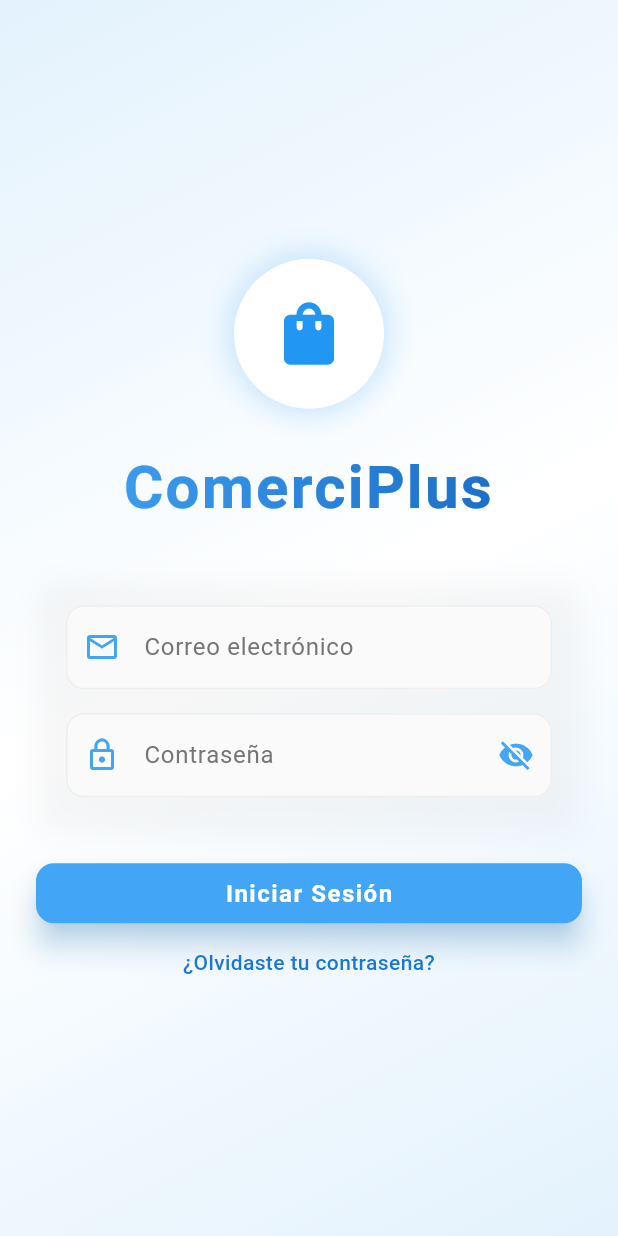
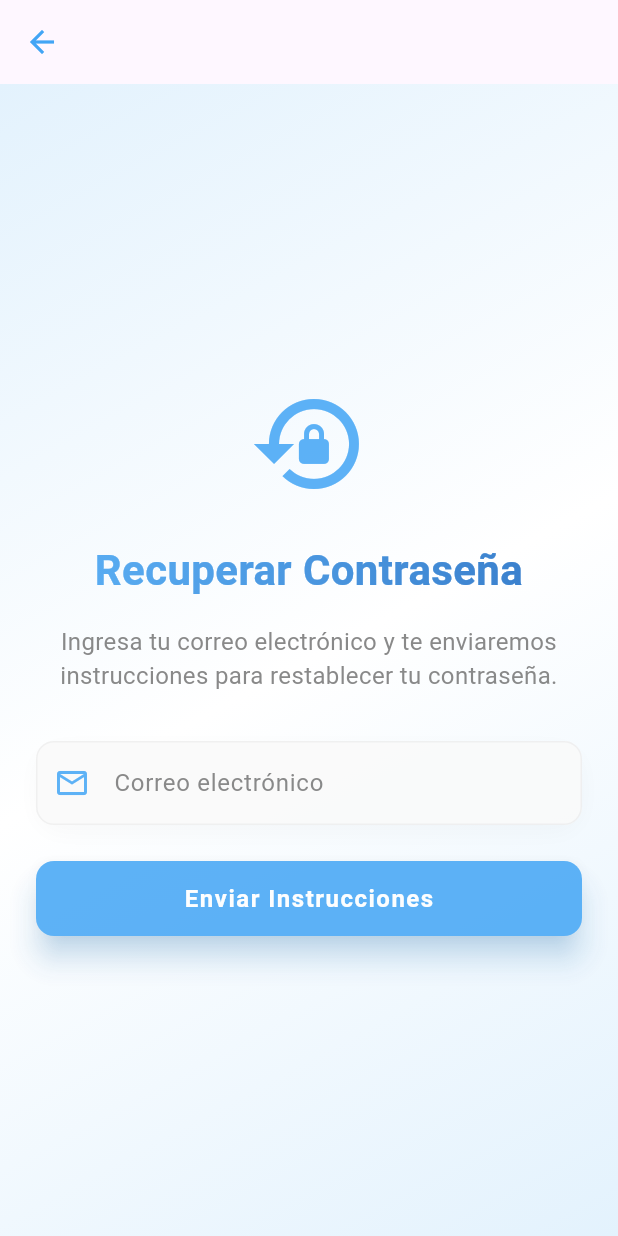
Before and after one commit to lopezcrony/Comerciplus, a Flutter app: the screen it shows after launch, after a tap on "¿Olvidaste tu contraseña?", on a phone screen of 412 x 824 dp. Run offline on Flutter 3.47's test engine with Material 3 defaults, Android fonts, the phone set to English and light mode, and no system bars; our stand-ins replace flutter_dotenv, google_fonts.

Commit message:
Recuperar contraseña

```diff
--- a/MOBILE/lib/screens/login.dart
+++ b/MOBILE/lib/screens/login.dart
@@ -1,6 +1,7 @@
 import 'package:comerciplus/screens/home.dart';
 import 'package:comerciplus/services/auth.dart';
 import 'package:flutter/material.dart';
+import 'package:comerciplus/screens/recover_password.dart';
 
 class Login extends StatefulWidget {
   const Login({super.key});
@@ -316,12 +317,15 @@ class _LoginScreenState extends State<Login>
                                 ),
                                 const SizedBox(height: 16),
 
-                                // Botón de recuperar contraseña
-                                MouseRegion(
-                                  cursor: SystemMouseCursors.click,
-                                  child: GestureDetector(
+                                // Botón de recuperar contraseña integrado
+                                GestureDetector(
                                   onTap: () {
-                                      // Implementar recuperación de contraseña
+                                    Navigator.push(
+                                      context,
+                                      MaterialPageRoute(
+                                          builder: (context) =>
+                                              const RecoverPassword()),
+                                    );
                                   },
                                   child: Text(
                                     '¿Olvidaste tu contraseña?',
@@ -330,7 +334,6 @@ class _LoginScreenState extends State<Login>
                                       fontWeight: FontWeight.w500,
                                     ),
                                     textAlign: TextAlign.center,
-                                    ),
                                   ),
                                 ),
                               ],
--- /dev/null
+++ b/MOBILE/lib/screens/recover_password.dart
@@ -0,0 +1,230 @@
+
+import 'package:flutter/material.dart';
+import '../services/recover.dart';
+
+class RecoverPassword extends StatefulWidget {
+  const RecoverPassword({super.key});
+
+  @override
+  _RecoverPasswordState createState() => _RecoverPasswordState();
+}
+
+class _RecoverPasswordState extends State<RecoverPassword>
+    with SingleTickerProviderStateMixin {
+  final _recoverService = RecoverService();
+  final _formKey = GlobalKey<FormState>();
+  final _emailController = TextEditingController();
+  bool _isLoading = false;
+
+  late AnimationController _animationController;
+  late Animation<double> _fadeInAnimation;
+
+  @override
+  void initState() {
+    super.initState();
+    _animationController = AnimationController(
+      duration: const Duration(milliseconds: 1500),
+      vsync: this,
+    );
+    _fadeInAnimation = CurvedAnimation(
+      parent: _animationController,
+      curve: Curves.easeInOut,
+    );
+    _animationController.forward();
+  }
+
+  @override
+  void dispose() {
+    _emailController.dispose();
+    _animationController.dispose();
+    super.dispose();
+  }
+
+  void _showMessage(String message, bool isError) {
+    ScaffoldMessenger.of(context).showSnackBar(
+      SnackBar(
+        content: Text(message),
+        backgroundColor: isError ? Colors.red.shade400 : Colors.green.shade400,
+        behavior: SnackBarBehavior.floating,
+        margin: const EdgeInsets.all(16),
+        shape: RoundedRectangleBorder(borderRadius: BorderRadius.circular(10)),
+      ),
+    );
+  }
+
+  Future<void> _recoverPassword() async {
+    if (_formKey.currentState!.validate()) {
+      setState(() => _isLoading = true);
+      try {
+        await _recoverService.recoverPassword(_emailController.text);
+        _showMessage(
+          'Se ha enviado un correo con instrucciones para restablecer tu contraseña.',
+          false
+        );
+        Navigator.pop(context);
+      } catch (error) {
+        _showMessage(error.toString(), true);
+      } finally {
+        setState(() => _isLoading = false);
+      }
+    }
+  }
+
+  @override
+  Widget build(BuildContext context) {
+    return Scaffold(
+      appBar: AppBar(
+        backgroundColor: Colors.transparent,
+        elevation: 0,
+        leading: IconButton(
+          icon: Icon(Icons.arrow_back, color: Colors.blue.shade400),
+          onPressed: () => Navigator.pop(context),
+        ),
+      ),
+      body: Container(
+        decoration: BoxDecoration(
+          gradient: LinearGradient(
+            begin: Alignment.topLeft,
+            end: Alignment.bottomRight,
+            colors: [
+              Colors.blue.shade50,
+              Colors.white,
+              Colors.blue.shade50,
+            ],
+          ),
+        ),
+        child: SafeArea(
+          child: FadeTransition(
+            opacity: _fadeInAnimation,
+            child: Padding(
+              padding: const EdgeInsets.all(24.0),
+              child: Form(
+                key: _formKey,
+                child: Column(
+                  mainAxisAlignment: MainAxisAlignment.center,
+                  crossAxisAlignment: CrossAxisAlignment.stretch,
+                  children: [
+                    Icon(
+                      Icons.lock_reset,
+                      size: 80,
+                      color: Colors.blue.shade400,
+                    ),
+                    const SizedBox(height: 24),
+                    ShaderMask(
+                      shaderCallback: (bounds) => LinearGradient(
+                        colors: [
+                          Colors.blue.shade400,
+                          Colors.blue.shade800
+                        ],
+                      ).createShader(bounds),
+                      child: const Text(
+                        'Recuperar Contraseña',
+                        style: TextStyle(
+                          fontSize: 28,
+                          fontWeight: FontWeight.bold,
+                          color: Colors.white,
+                        ),
+                        textAlign: TextAlign.center,
+                      ),
+                    ),
+                    const SizedBox(height: 16),
+                    Text(
+                      'Ingresa tu correo electrónico y te enviaremos instrucciones para restablecer tu contraseña.',
+                      style: TextStyle(
+                        color: Colors.grey.shade600,
+                        fontSize: 16,
+                      ),
+                      textAlign: TextAlign.center,
+                    ),
+                    const SizedBox(height: 32),
+                    Container(
+                      decoration: BoxDecoration(
+                        borderRadius: BorderRadius.circular(16),
+                        boxShadow: [
+                          BoxShadow(
+                            color: Colors.black.withOpacity(0.03),
+                            blurRadius: 15,
+                            offset: const Offset(0, 5),
+                          ),
+                        ],
+                      ),
+                      child: TextFormField(
+                        controller: _emailController,
+                        keyboardType: TextInputType.emailAddress,
+                        decoration: InputDecoration(
+                          labelText: 'Correo electrónico',
+                          labelStyle: TextStyle(color: Colors.grey.shade600),
+                          prefixIcon: Icon(
+                            Icons.email_outlined,
+                            color: Colors.blue.shade400
+                          ),
+                          enabledBorder: OutlineInputBorder(
+                            borderRadius: BorderRadius.circular(12),
+                            borderSide: BorderSide(color: Colors.grey.shade200),
+                          ),
+                          focusedBorder: OutlineInputBorder(
+                            borderRadius: BorderRadius.circular(12),
+                            borderSide: BorderSide(
+                              color: Colors.blue.shade400,
+                              width: 2
+                            ),
+                          ),
+                          filled: true,
+                          fillColor: Colors.grey.shade50,
+                        ),
+                        validator: (value) {
+                          if (value == null || value.isEmpty) {
+                            return 'Por favor ingresa tu correo';
+                          }
+                          if (!value.contains('@')) {
+                            return 'Por favor ingresa un correo válido';
+                          }
+                          return null;
+                        },
+                      ),
+                    ),
+                    const SizedBox(height: 24),
+                    SizedBox(
+                      height: 50,
+                      child: ElevatedButton(
+                        onPressed: _isLoading ? null : _recoverPassword,
+                        style: ElevatedButton.styleFrom(
+                          backgroundColor: Colors.blue.shade400,
+                          foregroundColor: Colors.white,
+                          shape: RoundedRectangleBorder(
+                            borderRadius: BorderRadius.circular(12),
+                          ),
+                          elevation: 8,
+                          shadowColor: Colors.blue.withOpacity(0.5),
+                        ),
+                        child: _isLoading
+                            ? const SizedBox(
+                                width: 24,
+                                height: 24,
+                                child: CircularProgressIndicator(
+                                  valueColor: AlwaysStoppedAnimation<Color>(
+                                    Colors.white
+                                  ),
+                                  strokeWidth: 2.5,
+                                ),
+                              )
+                            : const Text(
+                                'Enviar Instrucciones',
+                                style: TextStyle(
+                                  fontSize: 16,
+                                  fontWeight: FontWeight.bold,
+                                  letterSpacing: 1,
+                                ),
+                              ),
+                      ),
+                    ),
+                  ],
+                ),
+              ),
+            ),
+          ),
+        ),
+      ),
+    );
+  }
+}
```
Also changed, not shown: MOBILE/lib/screens/restore_password.dart (added, +248 -0 lines), MOBILE/lib/services/recover.dart (added, +25 -0 lines), MOBILE/lib/services/restore_service.dart (added, +33 -0 lines), 1 other file. Lines whose indentation alone changed are shown as unchanged.
